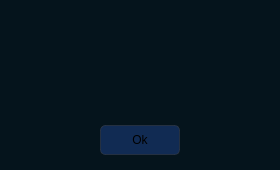
Before: the Qt Designer form app/taskcomplete.ui in CineEncoder/cine-encoder, drawn with Qt 5.
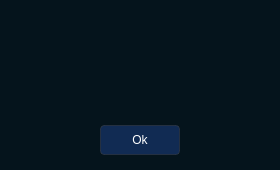
After: the same form once the commit is applied. Icons and pictures are not drawn.

```diff
--- a/app/taskcomplete.ui
+++ b/app/taskcomplete.ui
@@ -237,8 +237,9 @@
     </property>
     <property name="styleSheet">
      <string notr="true">QPushButton {
+	color: rgb(255, 255, 255);
 	border: 1px solid rgba(52, 59, 72, 150);
-	border-radius: 5px;	
+	border-radius: 4px;	
 	background-color: rgba(25, 59, 120, 150);
 }
 QPushButton:hover {
```
Left out of the diff: 2 changed lines with no effect on the pictures.
